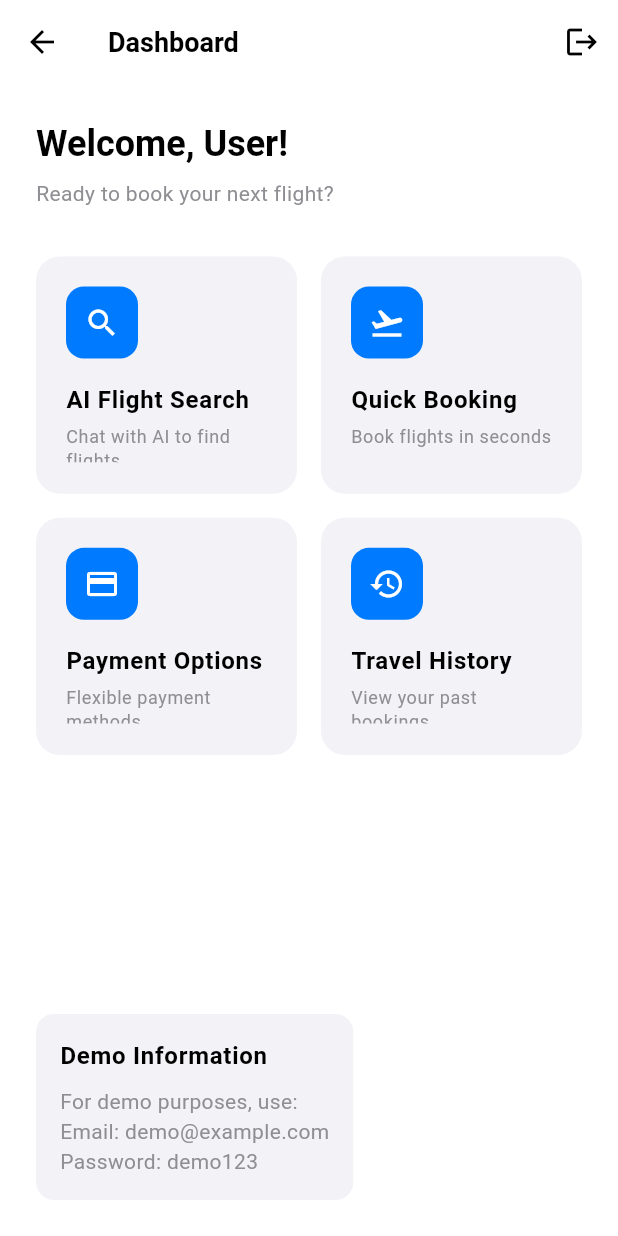
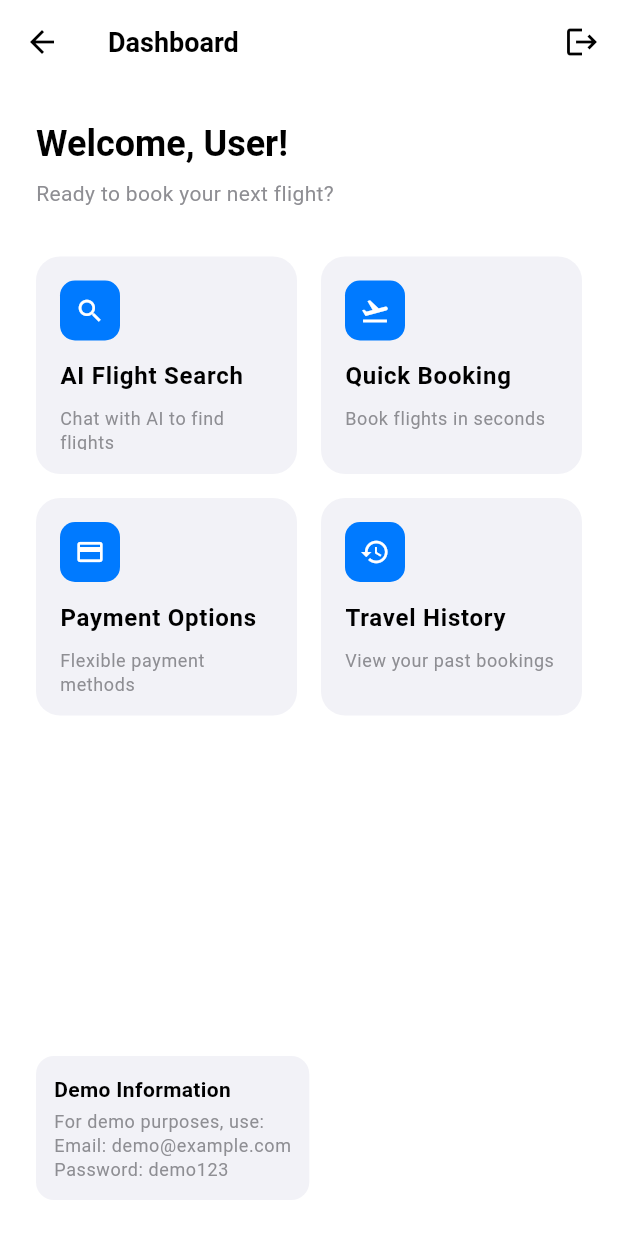
Before and after one commit to MohamedImran10/LL_frontend, a Flutter app: the DashboardScreen screen opened by its route, on a phone screen of 412 x 824 dp. Run offline on Flutter 3.47's test engine with Material 3 defaults, Android fonts, the phone set to English and light mode, and no system bars; our stand-ins replace get, shared_preferences; accounts and stored records are empty.

Commit message:
bug fixed

```diff
--- a/frontend/lib/app/views/home/dashboard_screen.dart
+++ b/frontend/lib/app/views/home/dashboard_screen.dart
@@ -89,7 +89,7 @@ class DashboardScreen extends StatelessWidget {
                   crossAxisCount: 2,
                   crossAxisSpacing: 16,
                   mainAxisSpacing: 16,
-                  childAspectRatio: 1.1, // Adjust aspect ratio to prevent overflow
+                  childAspectRatio: 1.2, // Increased aspect ratio to give more height
                   children: [
                     _buildFeatureCard(
                       context,
@@ -131,31 +131,34 @@ class DashboardScreen extends StatelessWidget {
                 ),
               ),
 
-              const SizedBox(height: 24),
+              const SizedBox(height: 16), // Reduced spacing
 
-              // Demo login info
+              // Demo login info - made more compact
               Container(
-                padding: const EdgeInsets.all(16),
+                padding: const EdgeInsets.all(12), // Reduced padding
                 decoration: BoxDecoration(
                   color: AppColors.lightGrey,
                   borderRadius: BorderRadius.circular(12),
                 ),
                 child: Column(
                   crossAxisAlignment: CrossAxisAlignment.start,
+                  mainAxisSize: MainAxisSize.min,
                   children: [
                     Text(
                       'Demo Information',
-                      style: Theme.of(context).textTheme.bodyLarge?.copyWith(
+                      style: Theme.of(context).textTheme.bodyMedium?.copyWith( // Smaller text
                         fontWeight: FontWeight.w600,
                         color: AppColors.black,
                       ),
                     ),
-                    const SizedBox(height: 8),
+                    const SizedBox(height: 4),
                     Text(
                       'For demo purposes, use:\nEmail: demo@example.com\nPassword: demo123',
-                      style: Theme.of(context).textTheme.bodyMedium?.copyWith(
+                      style: Theme.of(context).textTheme.bodySmall?.copyWith(
                         color: AppColors.grey,
                       ),
+                      maxLines: 3,
+                      overflow: TextOverflow.ellipsis,
                     ),
                   ],
                 ),
@@ -177,7 +180,7 @@ class DashboardScreen extends StatelessWidget {
     return GestureDetector(
       onTap: onTap,
       child: Container(
-        padding: const EdgeInsets.all(20),
+        padding: const EdgeInsets.all(16), // Reduced padding
         decoration: BoxDecoration(
           color: AppColors.lightGrey,
           borderRadius: BorderRadius.circular(16),
@@ -187,22 +190,22 @@ class DashboardScreen extends StatelessWidget {
           mainAxisSize: MainAxisSize.min,
           children: [
             Container(
-              width: 48,
-              height: 48,
+              width: 40, // Reduced icon container size
+              height: 40,
               decoration: BoxDecoration(
                 color: AppColors.primary,
-                borderRadius: BorderRadius.circular(12),
+                borderRadius: BorderRadius.circular(10),
               ),
               child: Icon(
                 icon,
                 color: AppColors.white,
-                size: 24,
+                size: 20, // Reduced icon size
               ),
             ),
 
-            const SizedBox(height: 16),
+            const SizedBox(height: 12), // Reduced spacing
 
-            Flexible(
+            Expanded( // Use Expanded to prevent overflow
               child: Text(
                 title,
                 style: Theme.of(context).textTheme.bodyLarge?.copyWith(
@@ -216,7 +219,7 @@ class DashboardScreen extends StatelessWidget {
 
             const SizedBox(height: 4),
 
-            Flexible(
+            Expanded( // Use Expanded to prevent overflow
               child: Text(
                 description,
                 style: Theme.of(context).textTheme.bodySmall?.copyWith(
```
